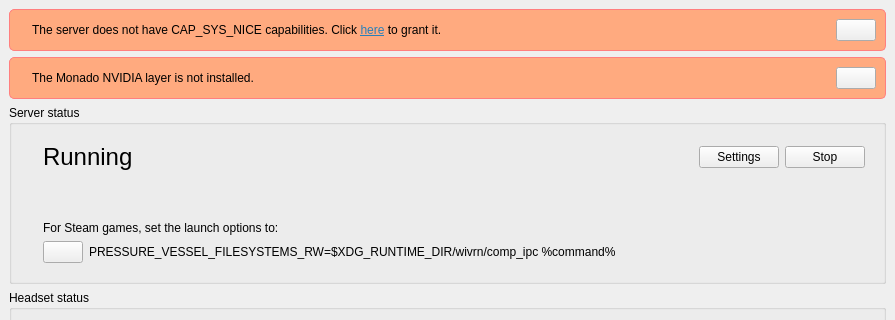
Above: dashboard/main_window.ui from WiVRn/WiVRn before the change; both pictures show x 0 to 895 and y 0 to 320 of the 895 by 842 pixel window. Below: the same form after it.
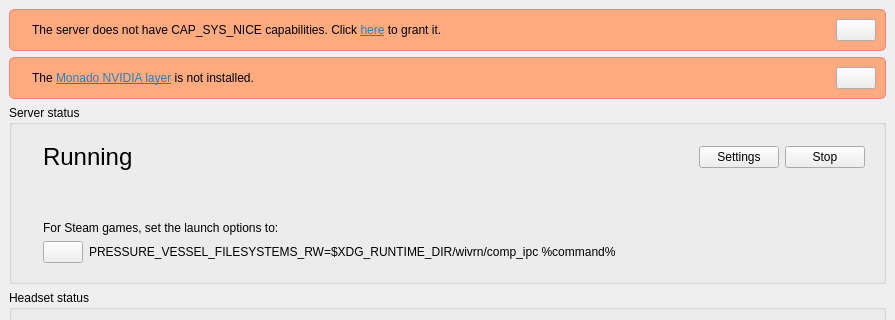
That is the form after the change. Icons and pictures are not drawn.

Commit message: Add link to github issue about monado layer

Diff of the .ui file:
```diff
--- a/dashboard/main_window.ui
+++ b/dashboard/main_window.ui
@@ -81,7 +81,10 @@
        <item>
         <widget class="QLabel" name="banner_nvidia_layer_text">
          <property name="text">
-          <string>&lt;html&gt;&lt;head/&gt;&lt;body&gt;&lt;p&gt;The Monado NVIDIA layer is not installed.&lt;/p&gt;&lt;/body&gt;&lt;/html&gt;</string>
+          <string>&lt;html&gt;&lt;head/&gt;&lt;body&gt;&lt;p&gt;The &lt;a href=&quot;https://github.com/WiVRn/WiVRn/issues/180&quot;&gt;&lt;span style=&quot; text-decoration: underline; color:#2980b9;&quot;&gt;Monado NVIDIA layer&lt;/span&gt;&lt;/a&gt; is not installed.&lt;/p&gt;&lt;/body&gt;&lt;/html&gt;</string>
+         </property>
+         <property name="openExternalLinks">
+          <bool>true</bool>
          </property>
         </widget>
        </item>
```
